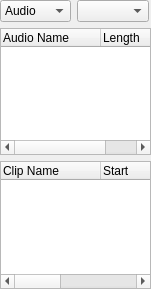
Before: the Qt Designer form src/traverso/ui/ResourcesWidget.ui in ErwanLegrand/Traverso-DAW, drawn with Qt 5.
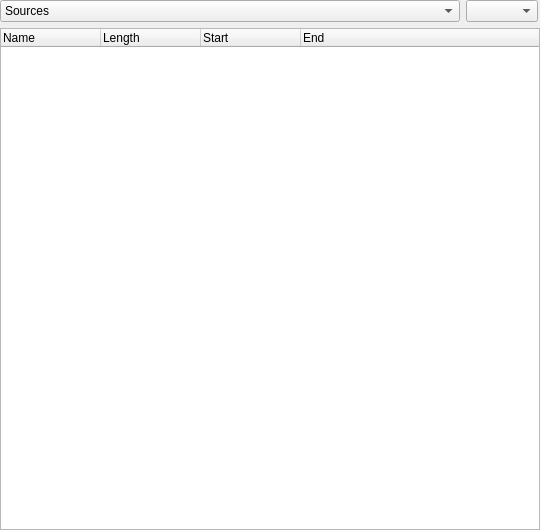
After: the same form once the commit is applied.

Commit message: * moving to 1 QTreeWidget

Diff of the .ui file:
```diff
--- a/src/traverso/ui/ResourcesWidget.ui
+++ b/src/traverso/ui/ResourcesWidget.ui
@@ -5,8 +5,8 @@
    <rect>
     <x>0</x>
     <y>0</y>
-    <width>151</width>
-    <height>289</height>
+    <width>540</width>
+    <height>530</height>
    </rect>
   </property>
   <property name="windowTitle" >
@@ -39,17 +39,7 @@
        </property>
        <item>
         <property name="text" >
-         <string>Audio</string>
-        </property>
-       </item>
-       <item>
-        <property name="text" >
-         <string>Clips</string>
-        </property>
-       </item>
-       <item>
-        <property name="text" >
-         <string>Both</string>
+         <string>Sources</string>
         </property>
        </item>
        <item>
@@ -86,24 +76,21 @@
       <number>6</number>
      </property>
      <item>
-      <widget class="QTreeWidget" name="audioFileTreeWidget" >
+      <widget class="QTreeWidget" name="sourcesTreeWidget" >
+       <property name="sortingEnabled" >
+        <bool>false</bool>
+       </property>
+       <property name="animated" >
+        <bool>false</bool>
+       </property>
        <column>
         <property name="text" >
-         <string>Audio Name</string>
+         <string>Name</string>
         </property>
        </column>
        <column>
         <property name="text" >
          <string>Length</string>
-        </property>
-       </column>
-      </widget>
-     </item>
-     <item>
-      <widget class="QTreeWidget" name="clipTreeWidget" >
-       <column>
-        <property name="text" >
-         <string>Clip Name</string>
         </property>
        </column>
        <column>
@@ -116,11 +103,6 @@
          <string>End</string>
         </property>
        </column>
-       <column>
-        <property name="text" >
-         <string>Length</string>
-        </property>
-       </column>
       </widget>
      </item>
     </layout>
```
The commit also changes 2 other files.
